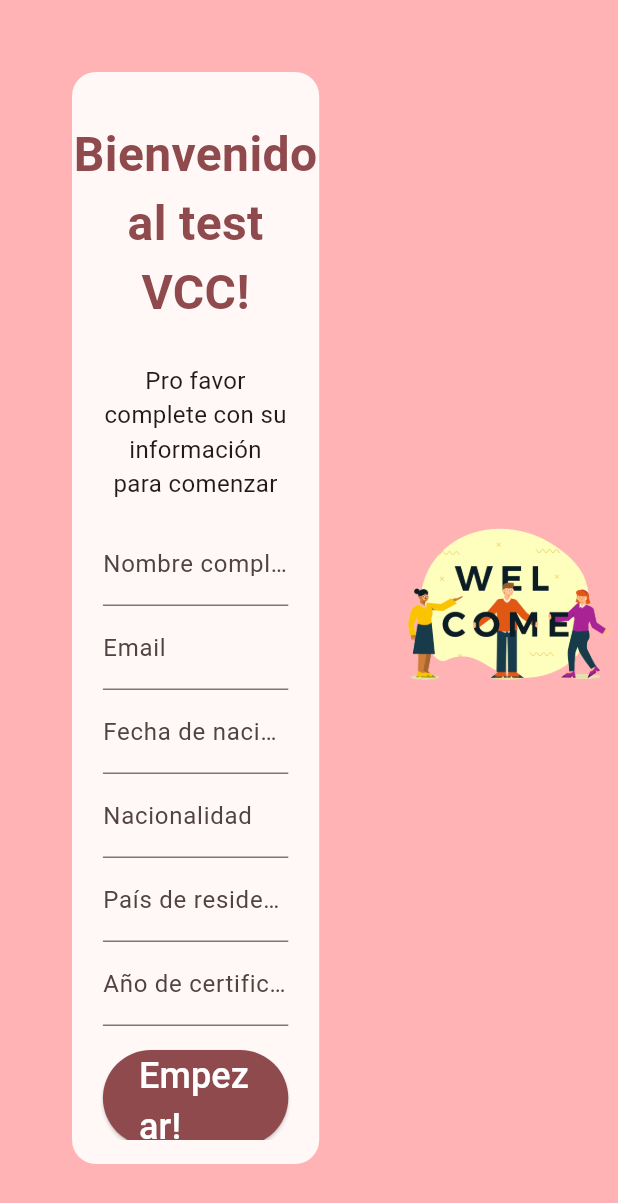
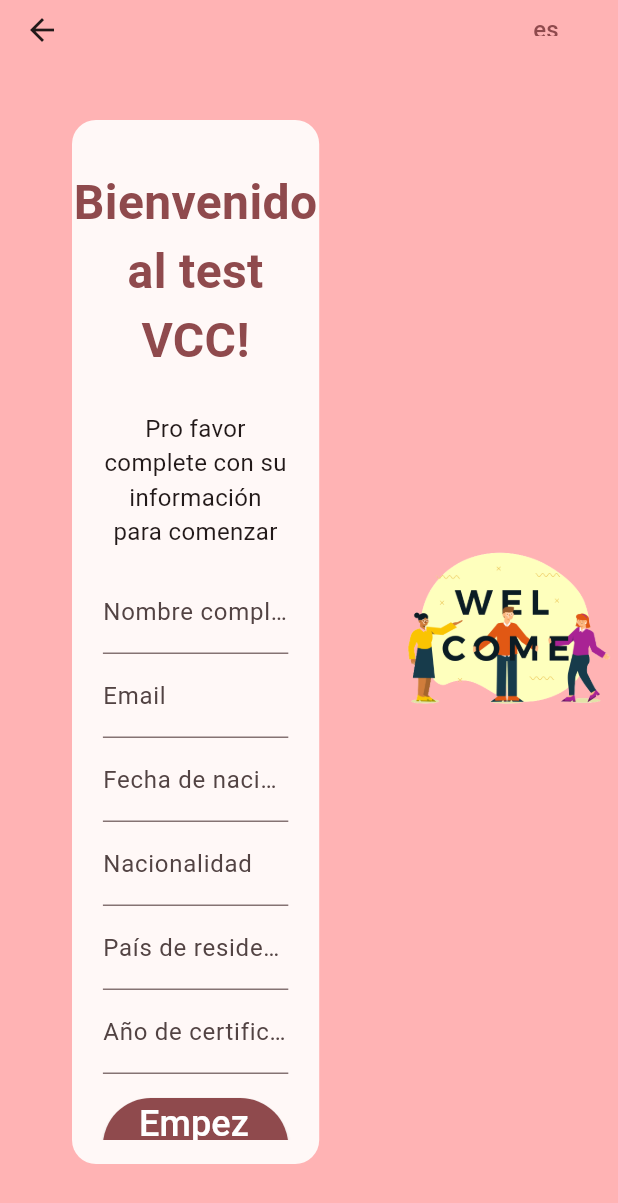
Before and after one commit to tomasatisocco/coaching-test, a Flutter app: the WelcomePageDesktopView screen opened directly, on a phone screen of 412 x 824 dp. Shown: the top 1203 px of the screen. Run offline on Flutter 3.47's test engine with Material 2 defaults, Android fonts, the phone set to English and light mode, and no system bars; our stand-ins replace bloc, cloud_firestore, firebase_core, flutter_bloc, go_router, responsive_builder and 1 more; accounts and stored records are empty; generated files the repository leaves out were written again.

Commit message:
Add language switcher

```diff
--- /dev/null
+++ b/lib/app/cubit/localizations_cubit.dart
@@ -0,0 +1,14 @@
+import 'package:bloc/bloc.dart';
+import 'package:flutter/material.dart';
+
+part 'localizations_state.dart';
+
+class LocalizationsCubit extends Cubit<LocalizationsState> {
+  LocalizationsCubit() : super(const LocalizationsSpanish());
+
+  void switchLanguage() {
+    final code = state.locale.languageCode;
+    if (code == 'es') return emit(const LocalizationsEnglish());
+    return emit(const LocalizationsSpanish());
+  }
+}
--- /dev/null
+++ b/lib/app/cubit/localizations_state.dart
@@ -0,0 +1,14 @@
+part of 'localizations_cubit.dart';
+
+abstract class LocalizationsState {
+  const LocalizationsState(this.locale);
+  final Locale locale;
+}
+
+class LocalizationsSpanish extends LocalizationsState {
+  const LocalizationsSpanish() : super(const Locale('es'));
+}
+
+class LocalizationsEnglish extends LocalizationsState {
+  const LocalizationsEnglish() : super(const Locale('en'));
+}
--- /dev/null
+++ b/lib/app/widgets/language_switch_widget.dart
@@ -0,0 +1,24 @@
+import 'package:coaching/app/cubit/localizations_cubit.dart';
+import 'package:flutter/material.dart';
+import 'package:flutter_bloc/flutter_bloc.dart';
+
+class LanguageSwitch extends StatelessWidget {
+  const LanguageSwitch({super.key});
+
+  @override
+  Widget build(BuildContext context) {
+    return BlocBuilder<LocalizationsCubit, LocalizationsState>(
+      builder: (context, state) {
+        return TextButton(
+          child: Text(
+            state.locale.languageCode,
+            style: const TextStyle(fontSize: 16),
+          ),
+          onPressed: () {
+            context.read<LocalizationsCubit>().switchLanguage();
+          },
+        );
+      },
+    );
+  }
+}
--- a/lib/coaching_test/widgets/next_question_button.dart
+++ b/lib/coaching_test/widgets/next_question_button.dart
@@ -39,7 +39,9 @@ class NextQuestionButton extends StatelessWidget {
                         height: 32,
                         width: 32,
                         child: Center(
-                          child: CircularProgressIndicator(),
+                          child: CircularProgressIndicator(
+                            color: Colors.white,
+                          ),
                         ),
                       )
                     : Text(
--- a/lib/welcome/view/welcome_page.dart
+++ b/lib/welcome/view/welcome_page.dart
@@ -1,3 +1,4 @@
+import 'package:coaching/app/widgets/language_switch_widget.dart';
 import 'package:coaching/l10n/l10n.dart';
 import 'package:coaching/welcome/cubit/welcome_cubit.dart';
 import 'package:coaching/welcome/widgets/welcome_form_widget.dart';
@@ -37,6 +38,14 @@ class WelcomePageMobileView extends StatelessWidget {
   Widget build(BuildContext context) {
     return Scaffold(
       backgroundColor: Theme.of(context).colorScheme.inversePrimary,
+      appBar: AppBar(
+        backgroundColor: Colors.transparent,
+        toolbarHeight: 32,
+        actions: const [
+          LanguageSwitch(),
+          SizedBox(width: 16),
+        ],
+      ),
       body: Center(
         child: Padding(
           padding: const EdgeInsets.all(16),
@@ -94,6 +103,14 @@ class WelcomePageDesktopView extends StatelessWidget {
   Widget build(BuildContext context) {
     return Scaffold(
       backgroundColor: Theme.of(context).colorScheme.inversePrimary,
+      appBar: AppBar(
+        backgroundColor: Colors.transparent,
+        toolbarHeight: 32,
+        actions: const [
+          LanguageSwitch(),
+          SizedBox(width: 16),
+        ],
+      ),
       body: Row(
         children: [
           Padding(
--- a/lib/welcome/widgets/start_button.dart
+++ b/lib/welcome/widgets/start_button.dart
@@ -48,7 +48,7 @@ class StartButton extends StatelessWidget {
             onPressed: () => onSubmit(context),
             child: SizedBox(
               height: 64,
-              width: 128,
+              width: 150,
               child: Center(
                 child: state is WelcomeLoading
                     ? CircularProgressIndicator(
```
Also changed, not shown: lib/app/view/app.dart (+11 -2 lines), lib/coaching_test/view/question_page.dart (+17 -0 lines), lib/test_results/view/coaching_test_results_page.dart (+17 -0 lines), 1 other file.
